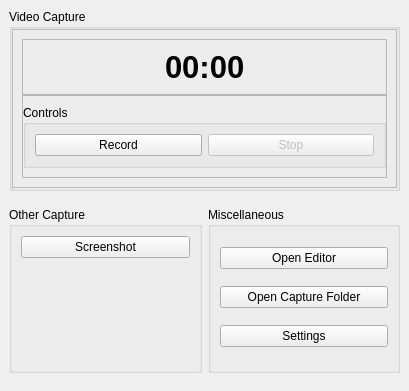
The window that src/gui/main_window/MainWindow.ui (ephell/ClipIt-Screen-Capture-App) describes before a commit, drawn with Qt 5.
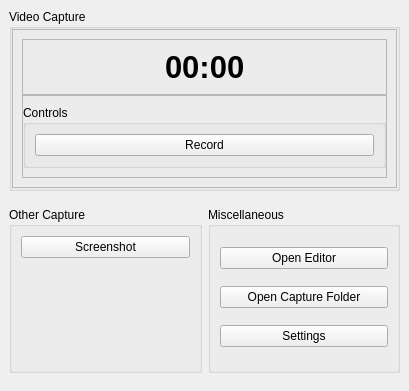
The same window after the commit. Custom widgets are drawn as their Qt base class.

Commit message: Start/Stop recording via Record button; Remove Stop button

Diff of the .ui file:
```diff
--- a/src/gui/main_window/MainWindow.ui
+++ b/src/gui/main_window/MainWindow.ui
@@ -138,16 +138,6 @@
                     </property>
                    </widget>
                   </item>
-                  <item>
-                   <widget class="QPushButton" name="stop_button">
-                    <property name="enabled">
-                     <bool>false</bool>
-                    </property>
-                    <property name="text">
-                     <string>Stop</string>
-                    </property>
-                   </widget>
-                  </item>
                  </layout>
                 </item>
                </layout>
```
The commit also changes 2 other files.
